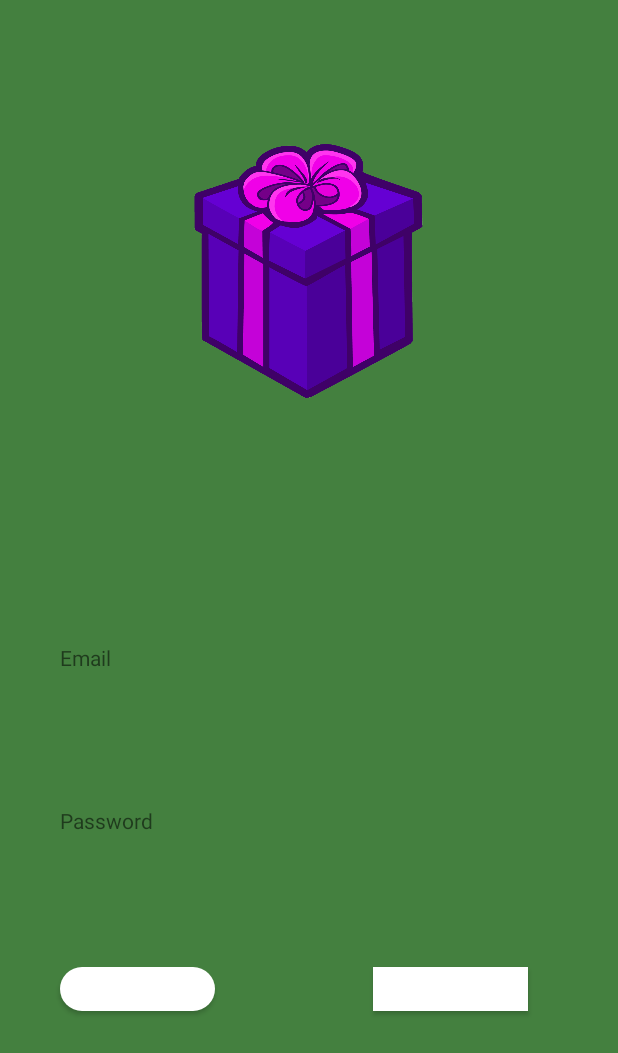
After one commit to aleix-batchelli/PrPr2, an Android app: the layout login.xml on its own in the app's theme, with its tools: preview values and no code run, on a phone screen of 412 x 824 dp. The commit adds this screen. Shown: the top 1053 px of the screen. Run offline under Robolectric (Android 15) with nearby library versions, the phone set to English and light mode, and no system bars.

Commit message:
shape (boton redondo)

```diff
--- /dev/null
+++ b/app/src/main/res/drawable/shape.xml
@@ -0,0 +1,5 @@
+<shape xmlns:android="http://schemas.android.com/apk/res/android"
+    android:shape="rectangle">
+    <corners android:radius="50dp"/>
+    <solid android:color="@color/white"/>
+</shape>
--- /dev/null
+++ b/app/src/main/res/layout/login.xml
@@ -0,0 +1,77 @@
+<?xml version="1.0" encoding="utf-8"?>
+<androidx.constraintlayout.widget.ConstraintLayout xmlns:android="http://schemas.android.com/apk/res/android"
+    android:background="@color/verde"
+    xmlns:app="http://schemas.android.com/apk/res-auto"
+    xmlns:tools="http://schemas.android.com/tools"
+    android:layout_width="match_parent"
+    android:layout_height="match_parent"
+    tools:context=".MainActivity">
+
+
+    <TextView
+        android:id="@+id/textView"
+        android:layout_width="wrap_content"
+        android:layout_height="wrap_content"
+        android:text="Email"
+        app:layout_constraintBottom_toBottomOf="parent"
+        app:layout_constraintEnd_toEndOf="parent"
+        app:layout_constraintHorizontal_bias="0.106"
+        app:layout_constraintStart_toStartOf="parent"
+        app:layout_constraintTop_toTopOf="parent"
+        app:layout_constraintVertical_bias="0.533" />
+
+    <TextView
+        android:id="@+id/textView2"
+        android:layout_width="wrap_content"
+        android:layout_height="wrap_content"
+        android:text="Password"
+        app:layout_constraintBottom_toBottomOf="parent"
+        app:layout_constraintEnd_toEndOf="parent"
+        app:layout_constraintHorizontal_bias="0.114"
+        app:layout_constraintStart_toStartOf="parent"
+        app:layout_constraintTop_toTopOf="parent"
+        app:layout_constraintVertical_bias="0.668" />
+
+    <Button
+        android:id="@+id/button2"
+        android:layout_width="103dp"
+        android:layout_height="29dp"
+        android:layout_marginStart="6dp"
+        android:background="@drawable/shape"
+        android:text="dfghh"
+        app:layout_constraintBottom_toBottomOf="parent"
+        app:layout_constraintEnd_toEndOf="parent"
+        app:layout_constraintHorizontal_bias="0.112"
+        app:layout_constraintStart_toStartOf="parent"
+        app:layout_constraintTop_toTopOf="parent"
+        app:layout_constraintVertical_bias="0.811"
+        tools:ignore="MissingClass" />
+
+    <Button
+        android:id="@+id/button3"
+        android:layout_width="103dp"
+        android:layout_height="29dp"
+        android:layout_marginStart="6dp"
+        android:background="@color/white"
+        android:text="@string/resposta4_1"
+        app:layout_constraintBottom_toBottomOf="parent"
+        app:layout_constraintEnd_toEndOf="parent"
+        app:layout_constraintHorizontal_bias="0.801"
+        app:layout_constraintStart_toStartOf="parent"
+        app:layout_constraintTop_toTopOf="parent"
+        app:layout_constraintVertical_bias="0.811"
+        tools:ignore="MissingClass" />
+
+    <ImageView
+        android:id="@+id/foto1"
+        android:layout_width="190dp"
+        android:layout_height="169dp"
+        android:layout_marginStart="80dp"
+        android:layout_marginTop="96dp"
+        android:layout_marginEnd="81dp"
+        app:layout_constraintEnd_toEndOf="parent"
+        app:layout_constraintStart_toStartOf="parent"
+        app:layout_constraintTop_toTopOf="parent"
+        app:srcCompat="@drawable/logo" />
+
+</androidx.constraintlayout.widget.ConstraintLayout>
--- a/app/src/main/res/values/themes.xml
+++ b/app/src/main/res/values/themes.xml
@@ -2,7 +2,7 @@
     <!-- Base application theme. -->
     <style name="Theme.Practica_final" parent="Theme.MaterialComponents.DayNight.DarkActionBar">
         <!-- Primary brand color. -->
-        <item name="colorPrimary">@color/purple_500</item>
+        <item name="colorPrimary">@color/white</item>
         <item name="colorPrimaryVariant">@color/purple_700</item>
         <item name="colorOnPrimary">@color/white</item>
         <!-- Secondary brand color. -->
```
Also changed, not shown: app/src/main/res/layout/activity_main.xml (+0 -102 lines).
